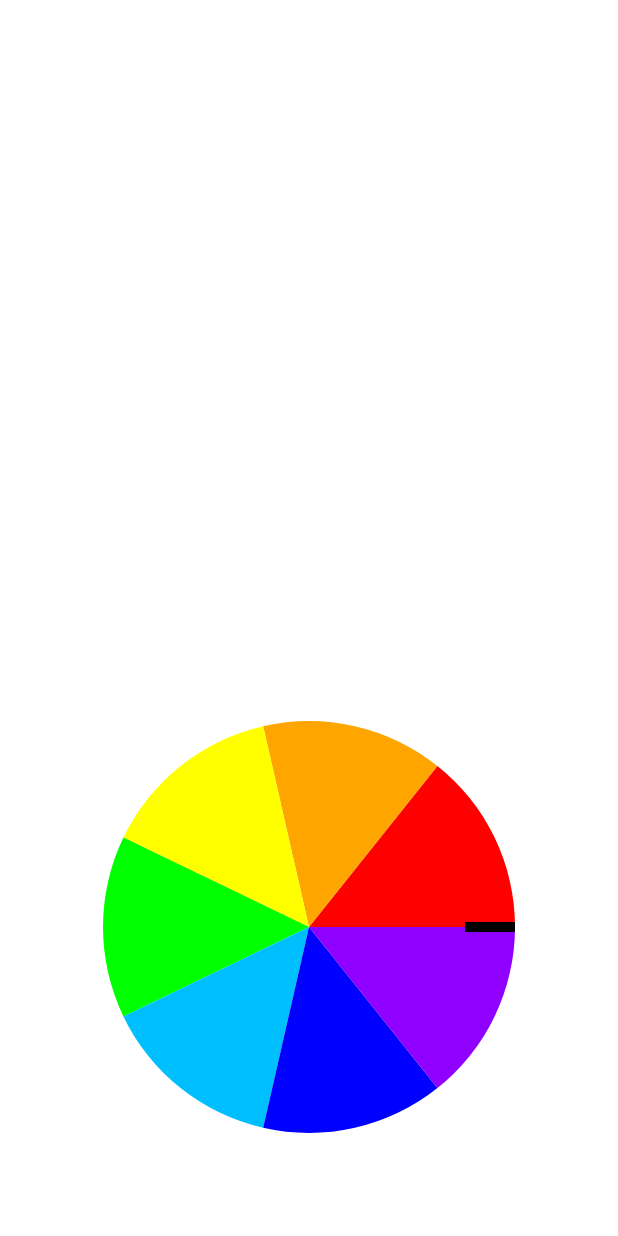
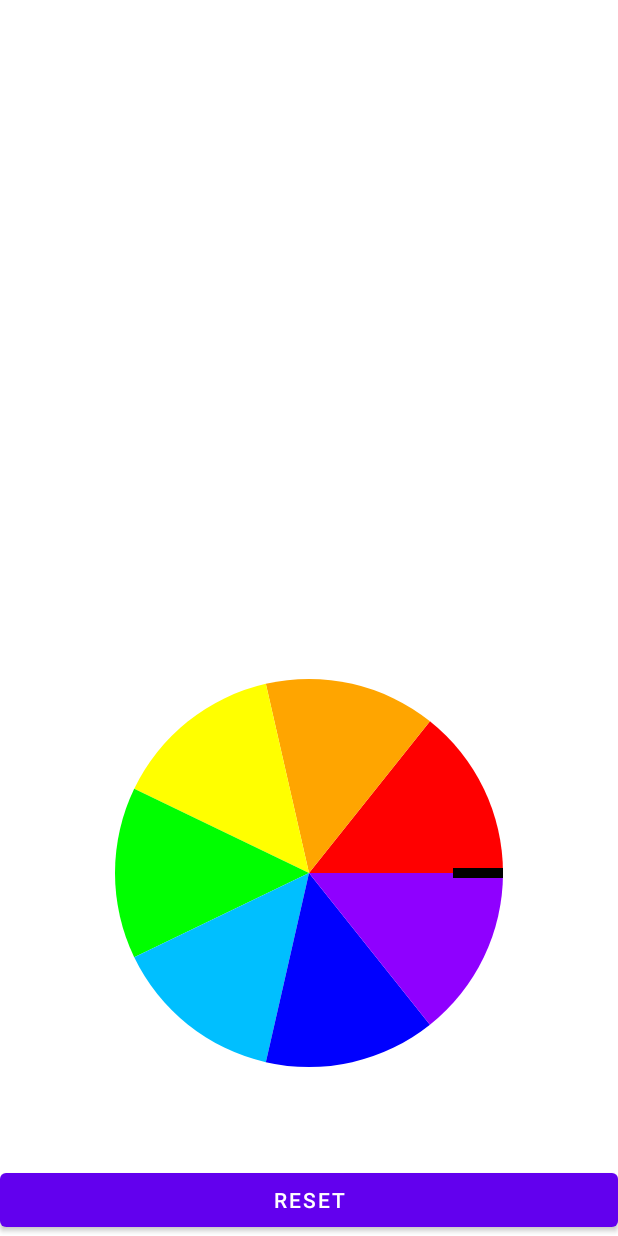
Before and after one commit to SasikSiderking/CustomViewPratice, an Android app: the layout activity_main.xml on its own in the app's theme, with its tools: preview values and no code run, on a phone screen of 412 x 824 dp. Run offline under Robolectric (Android 15) with nearby library versions, the phone set to English and light mode, and no system bars.

Commit message:
mission complete 2(with button)

```diff
--- a/app/src/main/java/com/example/customviewpratice/FieldOfDreams.kt
+++ b/app/src/main/java/com/example/customviewpratice/FieldOfDreams.kt
@@ -106,11 +106,11 @@ class FieldOfDreams @JvmOverloads constructor(
     }
 
     private fun rotate() {
-        val rotationAngle = Random.nextInt(0, 7200)
+        val rotationAngle = Random.nextInt(0, DEFAULT_ROTATION_DEGREES)
         ObjectAnimator.ofInt(this, "axisAngle", this.axisAngle, rotationAngle).apply {
             duration = rotationAngle.toLong()
             interpolator = decelerateInterpolator
-            addListener(AnimListener())
+            addListener(animListener)
             start()
         }
     }
@@ -122,43 +122,43 @@ class FieldOfDreams @JvmOverloads constructor(
 
     private fun getDefaultSector(sectorIndex: Int): Sector {
         return when (sectorIndex) {
-            0 -> Sector("Red", imageUrl, Paint(ANTI_ALIAS_FLAG).apply {
+            0 -> Sector("Red", IMAGE_URL, Paint(ANTI_ALIAS_FLAG).apply {
                 color = Color.rgb(255, 0, 0)
                 style = Paint.Style.FILL
             })
 
-            1 -> Sector("Orange", imageUrl, Paint(ANTI_ALIAS_FLAG).apply {
+            1 -> Sector("Orange", IMAGE_URL, Paint(ANTI_ALIAS_FLAG).apply {
                 color = Color.rgb(255, 165, 0)
                 style = Paint.Style.FILL
             })
 
-            2 -> Sector("Yellow", imageUrl, Paint(ANTI_ALIAS_FLAG).apply {
+            2 -> Sector("Yellow", IMAGE_URL, Paint(ANTI_ALIAS_FLAG).apply {
                 color = Color.rgb(255, 255, 0)
                 style = Paint.Style.FILL
             })
 
-            3 -> Sector("Green", imageUrl, Paint(ANTI_ALIAS_FLAG).apply {
+            3 -> Sector("Green", IMAGE_URL, Paint(ANTI_ALIAS_FLAG).apply {
                 color = Color.rgb(0, 255, 0)
                 style = Paint.Style.FILL
             })
 
-            4 -> Sector("Light blue", imageUrl, Paint(ANTI_ALIAS_FLAG).apply {
+            4 -> Sector("Light blue", IMAGE_URL, Paint(ANTI_ALIAS_FLAG).apply {
                 color = Color.rgb(0, 191, 255)
                 style = Paint.Style.FILL
             })
 
-            5 -> Sector("Blue", imageUrl, Paint(ANTI_ALIAS_FLAG).apply {
+            5 -> Sector("Blue", IMAGE_URL, Paint(ANTI_ALIAS_FLAG).apply {
                 color = Color.rgb(0, 0, 255)
                 style = Paint.Style.FILL
             })
 
-            6 -> Sector("Violet", imageUrl, Paint(ANTI_ALIAS_FLAG).apply {
+            6 -> Sector("Violet", IMAGE_URL, Paint(ANTI_ALIAS_FLAG).apply {
                 color = Color.rgb(143, 0, 255)
                 style = Paint.Style.FILL
             })
 
             else -> {
-                Sector("Random", imageUrl, Paint(ANTI_ALIAS_FLAG).apply {
+                Sector("Random", IMAGE_URL, Paint(ANTI_ALIAS_FLAG).apply {
                     color = Color.rgb(
                         Random.nextInt(0, 255),
                         Random.nextInt(0, 255),
@@ -185,13 +185,18 @@ class FieldOfDreams @JvmOverloads constructor(
         this.loadImageCallback = callback
     }
 
+    fun reset() {
+        text = ""
+        invalidate()
+    }
+
     data class Sector(
         val name: String,
         val imageUrl: String,
         val paint: Paint
     )
 
-    private inner class AnimListener: AnimatorListener{
+    private val animListener = object : AnimatorListener {
         override fun onAnimationStart(animation: Animator) {
             text = ""
             invalidate()
@@ -201,17 +206,14 @@ class FieldOfDreams @JvmOverloads constructor(
             resolveChosenColor()
         }
 
-        override fun onAnimationCancel(animation: Animator) {
-            TODO("Not yet implemented")
-        }
+        override fun onAnimationCancel(animation: Animator) {}
 
-        override fun onAnimationRepeat(animation: Animator) {
-            TODO("Not yet implemented")
-        }
+        override fun onAnimationRepeat(animation: Animator) {}
 
     }
 
     private companion object {
-        const val imageUrl = "https://picsum.photos/200/300"
+        const val IMAGE_URL = "https://picsum.photos/200/300"
+        const val DEFAULT_ROTATION_DEGREES = 7200
     }
 }
--- a/app/src/main/res/layout/activity_main.xml
+++ b/app/src/main/res/layout/activity_main.xml
@@ -8,18 +8,27 @@
         android:id="@+id/imageView"
         android:layout_width="match_parent"
         android:layout_height="0dp"
+        android:contentDescription="@string/field_of_dreams_image"
         app:layout_constraintBottom_toTopOf="@id/fieldOfDreams"
         app:layout_constraintEnd_toEndOf="parent"
         app:layout_constraintStart_toStartOf="parent"
-        app:layout_constraintTop_toTopOf="parent"
-        android:contentDescription="@string/field_of_dreams_image" />
+        app:layout_constraintTop_toTopOf="parent" />
 
     <com.example.customviewpratice.FieldOfDreams
         android:id="@+id/fieldOfDreams"
         android:layout_width="match_parent"
         android:layout_height="0dp"
+        app:layout_constraintBottom_toTopOf="@id/resetButton"
+        app:layout_constraintStart_toStartOf="parent"
+        app:layout_constraintTop_toBottomOf="@id/imageView" />
+
+    <Button
+        android:id="@+id/resetButton"
+        android:layout_width="match_parent"
+        android:layout_height="wrap_content"
+        android:text="@string/reset_button"
         app:layout_constraintBottom_toBottomOf="parent"
         app:layout_constraintEnd_toEndOf="parent"
         app:layout_constraintStart_toStartOf="parent"
-        app:layout_constraintTop_toBottomOf="@id/imageView" />
+        app:layout_constraintTop_toBottomOf="@id/fieldOfDreams" />
 </androidx.constraintlayout.widget.ConstraintLayout>
--- a/app/src/main/res/values/strings.xml
+++ b/app/src/main/res/values/strings.xml
@@ -1,4 +1,5 @@
 <resources>
     <string name="app_name">CustomViewPratice</string>
     <string name="field_of_dreams_image">Картинка с барабана</string>
+    <string name="reset_button">Reset</string>
 </resources>
```
Also changed, not shown: app/src/main/java/com/example/customviewpratice/MainActivity.kt (+7 -0 lines).
